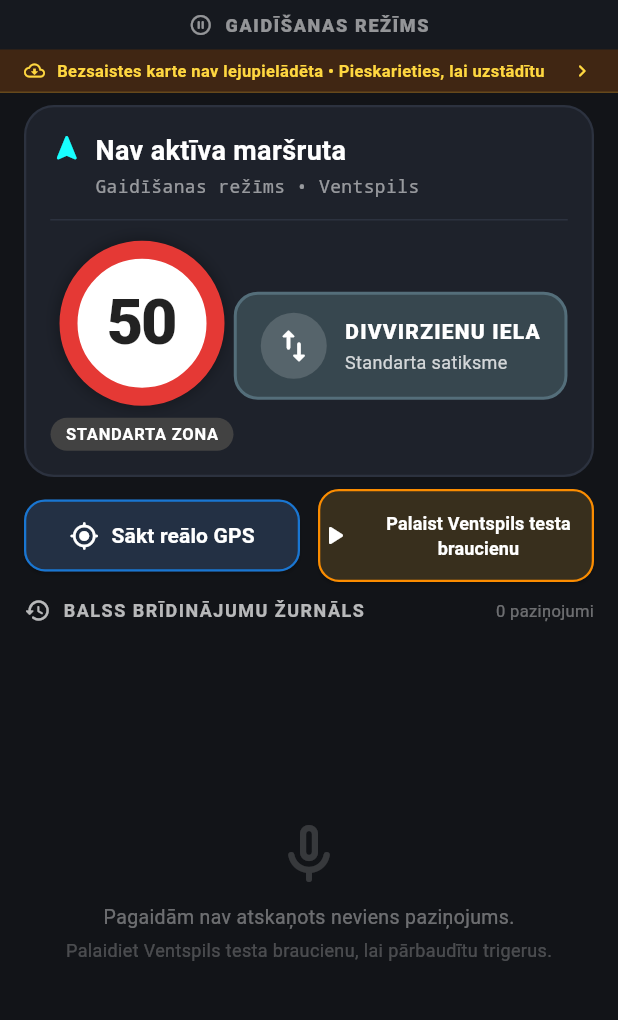
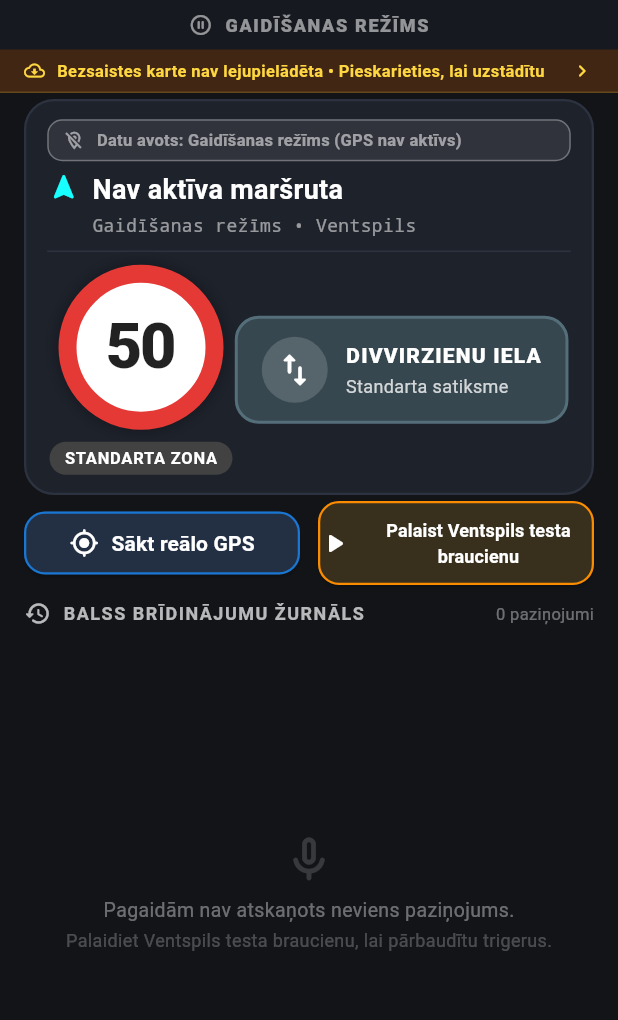
Before and after one commit to gmhgmh-dev/rva, a Flutter app: the screen it shows after launch, after a tap on "Sākt reālo GPS", after a tap on "Apturēt braucienu", on a phone screen of 412 x 824 dp, the part 84-1104 px from its top. Run offline on Flutter 3.47's test engine with Material 3 defaults, Android fonts, the phone set to English and light mode, and no system bars; our stand-ins replace flutter_tts, geolocator; missing offline and left inert: pmtiles, vector_tile.

Commit message:
Fix real GPS tracking to eliminate stale demo routes, support instant fix, Overpass lookup for Sarkanmuizas dambis, and add data source badge

```diff
--- a/lib/models/road_point.dart
+++ b/lib/models/road_point.dart
@@ -8,6 +8,7 @@ class RoadPoint {
   final bool isOneWay;
   final String streetName;
   final DateTime timestamp;
+  final String dataSource;
 
   const RoadPoint({
     required this.latitude,
@@ -17,6 +18,7 @@ class RoadPoint {
     required this.isOneWay,
     required this.streetName,
     required this.timestamp,
+    this.dataSource = 'Demo simulācija',
   });
 
   RoadPoint copyWith({
@@ -27,6 +29,7 @@ class RoadPoint {
     bool? isOneWay,
     String? streetName,
     DateTime? timestamp,
+    String? dataSource,
   }) {
     return RoadPoint(
       latitude: latitude ?? this.latitude,
@@ -36,11 +39,12 @@ class RoadPoint {
       isOneWay: isOneWay ?? this.isOneWay,
       streetName: streetName ?? this.streetName,
       timestamp: timestamp ?? this.timestamp,
+      dataSource: dataSource ?? this.dataSource,
     );
   }
 
   @override
   String toString() {
-    return 'RoadPoint($streetName, lat: $latitude, lon: $longitude, limit: $maxSpeedLimitKmh km/h, oneWay: $isOneWay)';
+    return 'RoadPoint($streetName, lat: $latitude, lon: $longitude, limit: $maxSpeedLimitKmh km/h, oneWay: $isOneWay, source: $dataSource)';
   }
 }
--- a/lib/screens/dashboard_screen.dart
+++ b/lib/screens/dashboard_screen.dart
@@ -1,4 +1,5 @@
 import 'package:flutter/material.dart';
+import 'package:geolocator/geolocator.dart';
 import '../models/voice_alert_event.dart';
 import '../services/driving_assistant_manager.dart';
 import '../widgets/one_way_badge_widget.dart';
@@ -112,9 +113,9 @@ class _DashboardScreenState extends State<DashboardScreen> {
 
             // Road Dashboard (Speed Limit & One-Way indicators)
             Padding(
-              padding: const EdgeInsets.symmetric(horizontal: 16, vertical: 8),
+              padding: const EdgeInsets.symmetric(horizontal: 16, vertical: 4),
               child: Container(
-                padding: const EdgeInsets.all(16),
+                padding: const EdgeInsets.symmetric(horizontal: 14, vertical: 12),
                 decoration: BoxDecoration(
                   color: const Color(0xFF1E222B),
                   borderRadius: BorderRadius.circular(20),
@@ -125,6 +126,9 @@ class _DashboardScreenState extends State<DashboardScreen> {
                 ),
                 child: Column(
                   children: [
+                    // Data Source Banner (Debug / Status Indicator)
+                    _buildDataSourceIndicator(manager),
+
                     // Street & Coordinates
                     Row(
                       crossAxisAlignment: CrossAxisAlignment.start,
@@ -176,7 +180,7 @@ class _DashboardScreenState extends State<DashboardScreen> {
                           ),
                       ],
                     ),
-                    const Divider(color: Color(0xFF2C323F), height: 28),
+                    const Divider(color: Color(0xFF2C323F), height: 18),
 
                     // Signs & Indicators Row
                     Row(
@@ -235,6 +239,66 @@ class _DashboardScreenState extends State<DashboardScreen> {
             ),
           ],
         ),
+      ),
+    );
+  }
+
+  Widget _buildDataSourceIndicator(DrivingAssistantManager manager) {
+    final currentPoint = manager.currentPoint;
+    final mode = manager.mode;
+
+    String label;
+    IconData icon;
+    Color color;
+
+    if (mode == DriveMode.realGps) {
+      final street = (currentPoint != null && currentPoint.streetName.isNotEmpty)
+          ? currentPoint.streetName
+          : 'Meklē atrašanās vietu...';
+      final source = currentPoint?.dataSource ??
+          (manager.isOfflineMapLoaded ? 'PMTiles bezsaistes karte' : 'Overpass API tiešsaiste');
+      label = 'Datu avots: Reālais GPS [$street] ($source)';
+      icon = Icons.satellite_alt_rounded;
+      color = Colors.greenAccent;
+    } else if (mode == DriveMode.mockSimulation) {
+      final street = (currentPoint != null && currentPoint.streetName.isNotEmpty)
+          ? currentPoint.streetName
+          : 'Lielais prospekts';
+      label = 'Datu avots: Demo simulācija [$street]';
+      icon = Icons.smart_toy_outlined;
+      color = Colors.orangeAccent;
+    } else {
+      label = 'Datu avots: Gaidīšanas režīms (GPS nav aktīvs)';
+      icon = Icons.location_off_outlined;
+      color = Colors.white54;
+    }
+
+    return Container(
+      width: double.infinity,
+      padding: const EdgeInsets.symmetric(horizontal: 10, vertical: 5),
+      margin: const EdgeInsets.only(bottom: 6),
+      decoration: BoxDecoration(
+        color: color.withAlpha(20),
+        borderRadius: BorderRadius.circular(10),
+        border: Border.all(color: color.withAlpha(80), width: 1),
+      ),
+      child: Row(
+        children: [
+          Icon(icon, color: color, size: 14),
+          const SizedBox(width: 8),
+          Expanded(
+            child: Text(
+              label,
+              style: TextStyle(
+                color: color,
+                fontSize: 11,
+                fontWeight: FontWeight.w600,
+                letterSpacing: 0.2,
+              ),
+              overflow: TextOverflow.ellipsis,
+            ),
+          ),
+        ],
       ),
     );
   }
@@ -354,7 +418,7 @@ class _DashboardScreenState extends State<DashboardScreen> {
                 style: ElevatedButton.styleFrom(
                   backgroundColor: manager.mode == DriveMode.realGps ? Colors.green.shade800 : const Color(0xFF233044),
                   foregroundColor: Colors.white,
-                  padding: const EdgeInsets.symmetric(vertical: 14),
+                  padding: const EdgeInsets.symmetric(vertical: 11),
                   shape: RoundedRectangleBorder(
                     borderRadius: BorderRadius.circular(14),
                     side: BorderSide(
@@ -369,6 +433,38 @@ class _DashboardScreenState extends State<DashboardScreen> {
                   style: TextStyle(fontSize: 14, fontWeight: FontWeight.bold),
                 ),
                 onPressed: () async {
+                  final serviceEnabled = await Geolocator.isLocationServiceEnabled();
+                  if (!serviceEnabled && mounted) {
+                    ScaffoldMessenger.of(context).showSnackBar(
+                      SnackBar(
+                        content: const Text('Ierīcē ir izslēgts GPS atrašanās vietas pakalpojums.'),
+                        backgroundColor: Colors.redAccent,
+                        action: SnackBarAction(
+                          label: 'Ieslēgt GPS',
+                          textColor: Colors.white,
+                          onPressed: () => Geolocator.openLocationSettings(),
+                        ),
+                      ),
+                    );
+                    return;
+                  }
+
+                  final permission = await Geolocator.checkPermission();
+                  if (permission == LocationPermission.deniedForever && mounted) {
+                    ScaffoldMessenger.of(context).showSnackBar(
+                      SnackBar(
+                        content: const Text('GPS atļaujas ir bloķētas iestatījumos.'),
+                        backgroundColor: Colors.redAccent,
+                        action: SnackBarAction(
+                          label: 'Iestatījumi',
+                          textColor: Colors.white,
+                          onPressed: () => Geolocator.openAppSettings(),
+                        ),
+                      ),
+                    );
+                    return;
+                  }
+
                   final success = await manager.startRealGps();
                   if (!success && mounted) {
                     ScaffoldMessenger.of(context).showSnackBar(
@@ -390,7 +486,7 @@ class _DashboardScreenState extends State<DashboardScreen> {
                       ? Colors.orange.shade800
                       : const Color(0xFF382F1D),
                   foregroundColor: Colors.white,
-                  padding: const EdgeInsets.symmetric(vertical: 14),
+                  padding: const EdgeInsets.symmetric(vertical: 11),
                   shape: RoundedRectangleBorder(
                     borderRadius: BorderRadius.circular(14),
                     side: BorderSide(
@@ -451,21 +547,24 @@ class _DashboardScreenState extends State<DashboardScreen> {
   Widget _buildAlertHistoryList(DrivingAssistantManager manager) {
     if (manager.alertHistory.isEmpty) {
       return Center(
+        child: SingleChildScrollView(
+          physics: const NeverScrollableScrollPhysics(),
           child: Column(
             mainAxisSize: MainAxisSize.min,
             children: [
-            Icon(Icons.mic_none_rounded, color: Colors.white.withAlpha(40), size: 48),
-            const SizedBox(height: 8),
+              Icon(Icons.mic_none_rounded, color: Colors.white.withAlpha(40), size: 36),
+              const SizedBox(height: 6),
               const Text(
                 'Pagaidām nav atskaņots neviens paziņojums.',
                 style: TextStyle(color: Colors.white38, fontSize: 13),
               ),
-            const SizedBox(height: 4),
+              const SizedBox(height: 2),
               const Text(
                 'Palaidiet Ventspils testa braucienu, lai pārbaudītu trigerus.',
                 style: TextStyle(color: Colors.white24, fontSize: 12),
               ),
             ],
+          ),
         ),
       );
     }
--- a/lib/services/driving_assistant_manager.dart
+++ b/lib/services/driving_assistant_manager.dart
@@ -38,13 +38,24 @@ class DrivingAssistantManager extends ChangeNotifier {
     TtsService? ttsService,
     PMTilesService? pmTilesService,
     MapDownloaderService? mapDownloaderService,
-  })  : pmTilesService = pmTilesService ?? PMTilesService(),
-        mapDownloaderService = mapDownloaderService ?? MapDownloaderService(),
-        stateMachine = stateMachine ?? VoiceAssistantStateMachine(),
-        mockLocationService = mockLocationService ?? MockLocationService(),
-        realLocationService = realLocationService ??
-            RealLocationService(pmTilesService: pmTilesService ?? PMTilesService()),
-        ttsService = ttsService ?? TtsService();
+  }) : this._internal(
+          stateMachine: stateMachine ?? VoiceAssistantStateMachine(),
+          mockLocationService: mockLocationService ?? MockLocationService(),
+          ttsService: ttsService ?? TtsService(),
+          pmTilesService: pmTilesService ?? PMTilesService(),
+          mapDownloaderService: mapDownloaderService ?? MapDownloaderService(),
+          realLocationService: realLocationService,
+        );
+
+  DrivingAssistantManager._internal({
+    required this.stateMachine,
+    required this.mockLocationService,
+    required this.ttsService,
+    required this.pmTilesService,
+    required this.mapDownloaderService,
+    RealLocationService? realLocationService,
+  }) : realLocationService = realLocationService ??
+            RealLocationService(pmTilesService: pmTilesService);
 
   DriveMode get mode => _mode;
   RoadPoint? get currentPoint => _currentPoint;
@@ -86,6 +97,7 @@ class DrivingAssistantManager extends ChangeNotifier {
   /// Starts the Ventspils Mock Test Route simulation covering all 4 triggers sequentially.
   Future<void> startVentspilsTestRoute({Duration interval = const Duration(seconds: 2)}) async {
     await stop();
+    _currentPoint = null;
     stateMachine.reset();
     _alertHistory.clear();
     _mode = DriveMode.mockSimulation;
@@ -99,9 +111,11 @@ class DrivingAssistantManager extends ChangeNotifier {
   void stepNextMockPoint() {
     if (_mode != DriveMode.mockSimulation) {
       stateMachine.reset();
+      _alertHistory.clear();
       _mode = DriveMode.mockSimulation;
       _locationSubscription?.cancel();
       _locationSubscription = mockLocationService.locationStream.listen(_onNewRoadPoint);
+      notifyListeners();
     }
     mockLocationService.nextStep();
   }
@@ -109,6 +123,7 @@ class DrivingAssistantManager extends ChangeNotifier {
   /// Starts tracking using the device's real GPS sensors.
   Future<bool> startRealGps() async {
     await stop();
+    _currentPoint = null;
     stateMachine.reset();
     _alertHistory.clear();
 
@@ -132,6 +147,7 @@ class DrivingAssistantManager extends ChangeNotifier {
     mockLocationService.stopSimulation();
     await realLocationService.stopTracking();
     await ttsService.stop();
+    _currentPoint = null;
     _mode = DriveMode.idle;
     notifyListeners();
   }
--- a/lib/services/real_location_service.dart
+++ b/lib/services/real_location_service.dart
@@ -53,9 +53,38 @@ class RealLocationService {
     await stopTracking();
     _isTracking = true;
 
+    // Reset previous cached attributes so stale demo/old route data is not reused
+    _lastKnownAttributes = null;
+    _lastQueriedLat = null;
+    _lastQueriedLon = null;
+    _lastQueryTime = null;
+
+    // Immediately query last known position or current position so the user
+    // gets immediate feedback even if stationary in their vehicle.
+    Geolocator.getLastKnownPosition().then((lastPos) {
+      if (lastPos != null && _isTracking && _lastKnownAttributes == null) {
+        _handlePositionUpdate(lastPos);
+      }
+    }).catchError((dynamic e) {
+      debugPrint('Geolocator.getLastKnownPosition error: $e');
+    });
+
+    Geolocator.getCurrentPosition(
+      locationSettings: const LocationSettings(
+        accuracy: LocationAccuracy.high,
+        timeLimit: Duration(seconds: 4),
+      ),
+    ).then((currPos) {
+      if (_isTracking) {
+        _handlePositionUpdate(currPos);
+      }
+    }).catchError((dynamic e) {
+      debugPrint('Geolocator.getCurrentPosition initial error: $e');
+    });
+
     const locationSettings = LocationSettings(
       accuracy: LocationAccuracy.high,
-      distanceFilter: 5,
+      distanceFilter: 3,
     );
 
     _positionSubscription = Geolocator.getPositionStream(
@@ -63,7 +92,7 @@ class RealLocationService {
     ).listen((Position position) async {
       await _handlePositionUpdate(position);
     }, onError: (dynamic error) {
-      debugPrint('Real GPS error: $error');
+      debugPrint('Real GPS stream error: $error');
     });
 
     return true;
@@ -95,6 +124,7 @@ class RealLocationService {
             lon: lon,
             speedKmh: speedKmh,
             attributes: roadAttrs,
+            dataSource: 'PMTiles bezsaistes karte',
             timestamp: position.timestamp,
           ));
           return;
@@ -112,6 +142,7 @@ class RealLocationService {
         lon: lon,
         speedKmh: speedKmh,
         attributes: _lastKnownAttributes!,
+        dataSource: 'Overpass kešatmiņa',
         timestamp: position.timestamp,
       ));
       return;
@@ -125,6 +156,7 @@ class RealLocationService {
       lon: lon,
       speedKmh: speedKmh,
       attributes: initialAttrs,
+      dataSource: _lastKnownAttributes != null ? 'Pilsētas ceļš' : 'GPS meklē ceļu...',
       timestamp: position.timestamp,
     ));
 
@@ -153,6 +185,7 @@ class RealLocationService {
           lon: lon,
           speedKmh: speedKmh,
           attributes: fetchedAttrs,
+          dataSource: 'Overpass API tiešsaiste',
           timestamp: position.timestamp,
         ));
       }
@@ -180,6 +213,7 @@ class RealLocationService {
             lon: lon,
             speedKmh: speedKmh,
             attributes: roadAttrs,
+            dataSource: 'PMTiles bezsaistes karte',
             timestamp: position.timestamp,
           );
         }
@@ -195,6 +229,7 @@ class RealLocationService {
         lon: lon,
         speedKmh: speedKmh,
         attributes: _lastKnownAttributes!,
+        dataSource: 'Overpass kešatmiņa',
         timestamp: position.timestamp,
       );
     }
@@ -209,6 +244,7 @@ class RealLocationService {
           lon: lon,
           speedKmh: speedKmh,
           attributes: osmResult,
+          dataSource: 'Overpass API tiešsaiste',
           timestamp: position.timestamp,
         );
       }
@@ -223,15 +259,16 @@ class RealLocationService {
       lon: lon,
       speedKmh: speedKmh,
       attributes: fallbackAttrs,
+      dataSource: 'Pilsētas ceļš',
       timestamp: position.timestamp,
     );
   }
 
-  /// Queries Overpass API across mirrors for the nearest drivable highway within 35m.
+  /// Queries Overpass API across mirrors for the nearest drivable highway within 60m.
   Future<RoadAttributes?> _fetchOsmRoadAttributes(double lat, double lon) async {
     // Exclude pedestrian paths, sidewalks, footways, and cycle tracks
     final query =
-        '[out:json][timeout:3];way(around:35,$lat,$lon)["highway"]["highway"!~"^(footway|path|cycleway|steps|pedestrian|track|corridor|bridleway)"];out tags 1;';
+        '[out:json][timeout:4];way(around:60,$lat,$lon)["highway"]["highway"!~"^(footway|path|cycleway|steps|pedestrian|track|corridor|bridleway)"];out tags 5;';
     final encodedQuery = Uri.encodeComponent(query);
 
     for (final endpoint in overpassEndpoints) {
@@ -243,7 +280,16 @@ class RealLocationService {
           final data = json.decode(bodyString) as Map<String, dynamic>;
           final elements = data['elements'] as List<dynamic>?;
           if (elements != null && elements.isNotEmpty) {
-            final tags = elements.first['tags'] as Map<String, dynamic>?;
+            // Prioritize the highway that has an explicit street name or name:lv
+            dynamic bestElement = elements.first;
+            for (final el in elements) {
+              final t = el['tags'] as Map<String, dynamic>?;
+              if (t != null && (t.containsKey('name') || t.containsKey('name:lv'))) {
+                bestElement = el;
+                break;
+              }
+            }
+            final tags = bestElement['tags'] as Map<String, dynamic>?;
             if (tags != null) {
               return _parseOsmTags(tags);
             }
@@ -319,7 +365,7 @@ class RealLocationService {
     _lastQueryTime = DateTime.now();
   }
 
-  /// Fast local heuristic for Ventspils Old Town fallback
+  /// Fast local heuristic for generic Latvian roads fallback
   RoadAttributes _getLocalHeuristicAttributes(double lat, double lon) {
     int limit = 50;
     bool isOneWay = false;
@@ -335,7 +381,7 @@ class RealLocationService {
         streetName = 'Sofijas iela';
       }
     } else {
-      streetName = 'Lielais prospekts / Galvenā iela';
+      streetName = 'Pilsētas ceļš';
     }
 
     return RoadAttributes(
@@ -351,6 +397,7 @@ class RealLocationService {
     required double lon,
     required double speedKmh,
     required RoadAttributes attributes,
+    required String dataSource,
     DateTime? timestamp,
   }) {
     return RoadPoint(
@@ -361,6 +408,7 @@ class RealLocationService {
       isOneWay: attributes.isOneWay,
       streetName: attributes.name ?? 'Iela',
       timestamp: timestamp ?? DateTime.now(),
+      dataSource: dataSource,
     );
   }
 
```
Also changed, not shown: 2 other files. Lines whose indentation alone changed are shown as unchanged.
